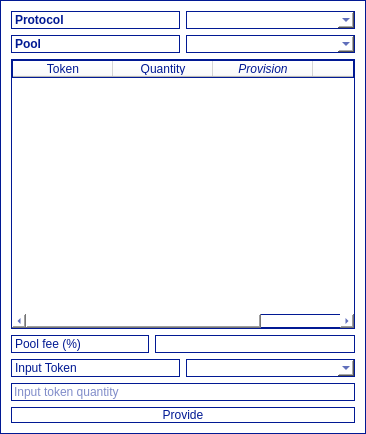
LiquidityProtocol/AMM-Simulator, file ExistingPoolProvisionDialog.ui: the form before one commit.
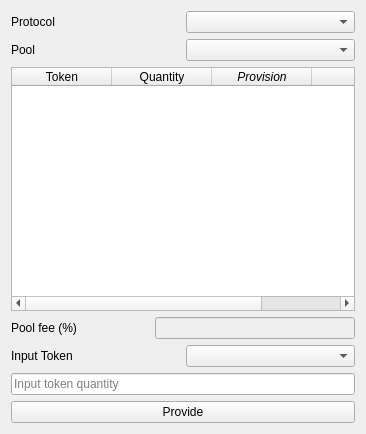
The form after the commit.

Commit message: changes intro window

Patch:
```diff
--- a/ExistingPoolProvisionDialog.ui
+++ b/ExistingPoolProvisionDialog.ui
@@ -14,10 +14,7 @@
    <string>Form</string>
   </property>
   <property name="styleSheet">
-   <string notr="true">background-color: rgb(255, 255, 255);
-color: rgb(1, 25, 147);
-border: 1px solid; 
-border-color: rgb(1, 25, 147);</string>
+   <string notr="true"/>
   </property>
   <layout class="QVBoxLayout" name="verticalLayout">
    <item>
@@ -29,11 +26,11 @@
       <widget class="QLabel" name="label_protocol">
        <property name="font">
         <font>
-         <bold>true</bold>
+         <bold>false</bold>
         </font>
        </property>
        <property name="styleSheet">
-        <string notr="true">color: rgb(1, 25, 147); </string>
+        <string notr="true"/>
        </property>
        <property name="text">
         <string>Protocol</string>
@@ -51,11 +48,11 @@
       <widget class="QLabel" name="label_pool">
        <property name="font">
         <font>
-         <bold>true</bold>
+         <bold>false</bold>
         </font>
        </property>
        <property name="styleSheet">
-        <string notr="true">color: rgb(1, 25, 147); </string>
+        <string notr="true"/>
        </property>
        <property name="text">
         <string>Pool</string>
```
The commit also changes 2 other files.
